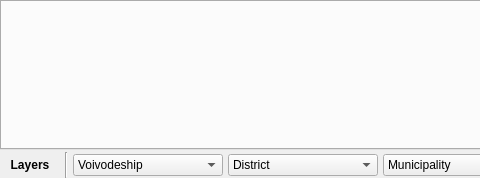
This is giap_dynamic_layout.ui in GIAPspzoo/GIAP_PolaMap_lite as Qt 5 draws it before an edit; both pictures show x 0 to 480 and y 0 to 178 of the 1291 by 178 pixel window. The edited form follows.
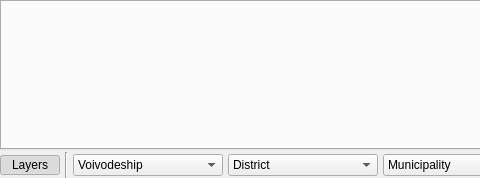
This is the edited form.

Patch:
```diff
--- a/giap_dynamic_layout.ui
+++ b/giap_dynamic_layout.ui
@@ -95,12 +95,14 @@
         </size>
        </property>
        <property name="styleSheet">
-        <string notr="true">QToolButton
-{
-    font: 8pt &quot;Segoe UI&quot;;
-	font-weight: bold;
-    border: none;
-}</string>
+        <string notr="true">
+<!--QToolButton&ndash;&gt;-->
+<!--{-->
+<!--    font: 8pt &quot;Segoe UI&quot;;-->
+<!--	font-weight: bold;-->
+<!--    border: none};-->
+
+</string>
        </property>
        <property name="text">
         <string>Layers</string>
```
